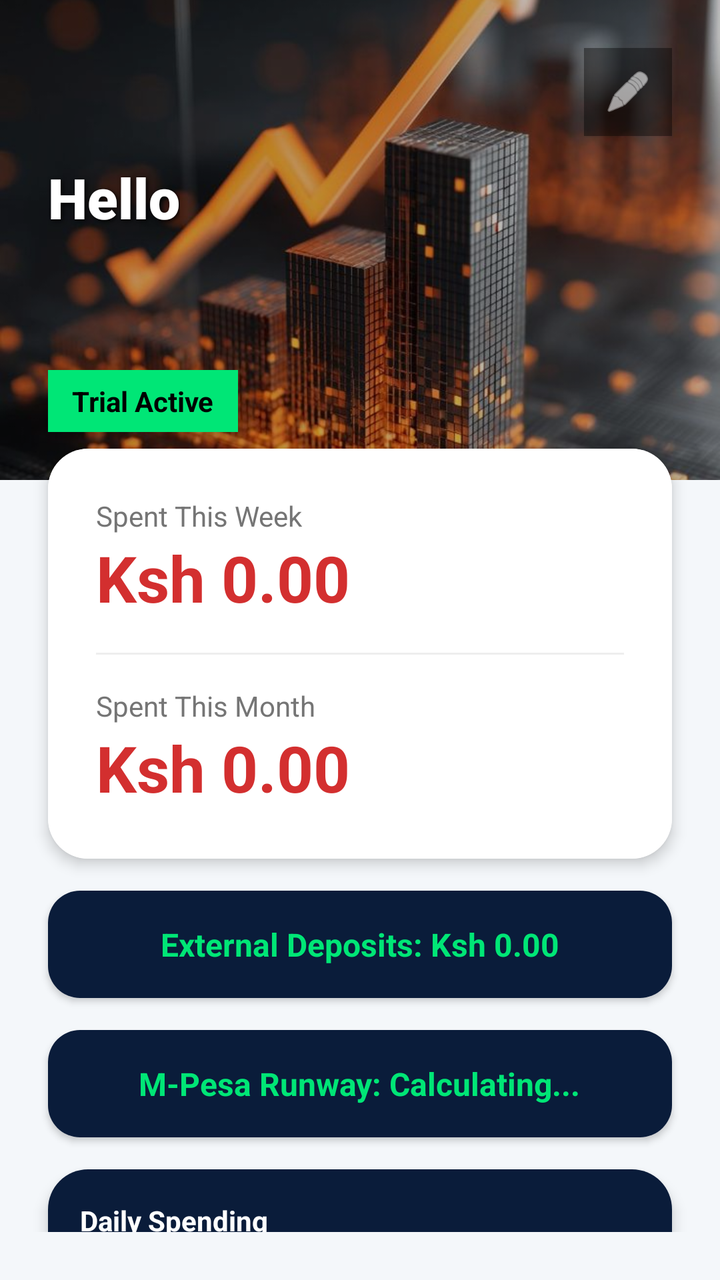
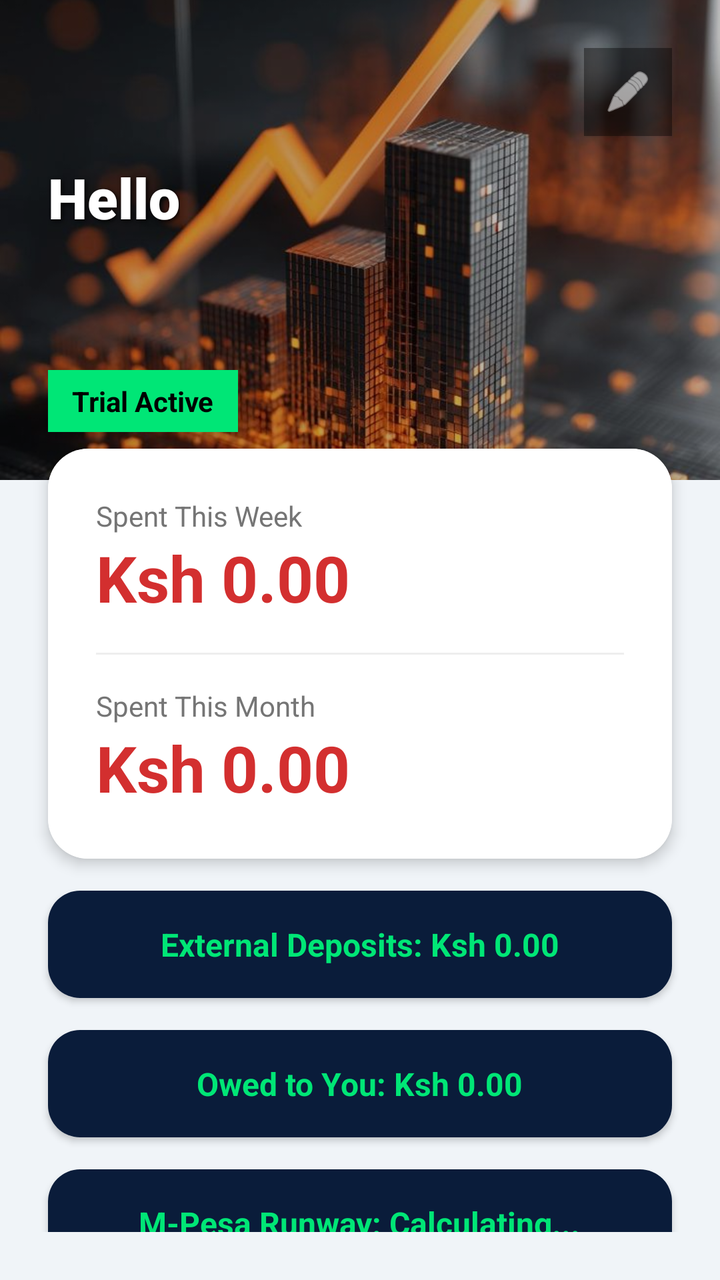

Screens rendered from an Android XML layout before and after an edit, with the pre-edit source and the edit as a unified diff.
<!-- AndroidManifest.xml: application theme Theme.MPesaExpenseTracker -->
<!-- res/layout/fragment_home.xml -->
<?xml version="1.0" encoding="utf-8"?>
<androidx.core.widget.NestedScrollView xmlns:android="http://schemas.android.com/apk/res/android"
    xmlns:app="http://schemas.android.com/apk/res-auto"
    android:layout_width="match_parent"
    android:layout_height="match_parent"
    android:background="#F4F7FA"
    android:paddingBottom="24dp">

    <LinearLayout
        android:layout_width="match_parent"
        android:layout_height="wrap_content"
        android:orientation="vertical">

        
        <FrameLayout
            android:layout_width="match_parent"
            android:layout_height="240dp">
            
            <ImageView
                android:id="@+id/imgHomeBg"
                android:layout_width="match_parent"
                android:layout_height="match_parent"
                android:scaleType="centerCrop"
                android:src="@drawable/bg_home" />
                
            <View
                android:layout_width="match_parent"
                android:layout_height="match_parent"
                android:background="#40000000" />

            <TextView
                android:id="@+id/tvGreeting"
                android:layout_width="wrap_content"
                android:layout_height="wrap_content"
                android:text="Hello"
                android:textColor="#FFFFFF"
                android:textSize="28sp"
                android:fontFamily="sans-serif-black"
                android:textStyle="bold"
                android:layout_marginStart="24dp"
                android:layout_marginTop="80dp"
                android:shadowColor="#000000"
                android:shadowDx="2"
                android:shadowDy="2"
                android:shadowRadius="6"/>
                
            <TextView
                android:id="@+id/tvTrialBadge"
                android:layout_width="wrap_content"
                android:layout_height="wrap_content"
                android:background="#00E676"
                android:paddingHorizontal="12dp"
                android:paddingVertical="6dp"
                android:text="Trial Active"
                android:textColor="#000000"
                android:textStyle="bold"
                android:layout_gravity="bottom"
                android:layout_marginBottom="24dp"
                android:layout_marginStart="24dp"
                android:elevation="4dp"/>

            
            <ImageView
                android:id="@+id/btnThemeColor"
                android:layout_width="44dp"
                android:layout_height="44dp"
                android:padding="10dp"
                android:src="@android:drawable/ic_menu_edit"
                android:background="#66000000"
                app:tint="#FFFFFF"
                android:elevation="4dp"
                android:layout_gravity="top|end"
                android:layout_marginTop="24dp"
                android:layout_marginEnd="24dp" />
        </FrameLayout>

        
        <androidx.cardview.widget.CardView
            android:layout_width="match_parent"
            android:layout_height="wrap_content"
            android:layout_marginHorizontal="24dp"
            android:layout_marginTop="-16dp"
            app:cardCornerRadius="20dp"
            app:cardElevation="4dp"
            android:foreground="?attr/selectableItemBackground">
            <LinearLayout
                android:layout_width="match_parent"
                android:layout_height="wrap_content"
                android:orientation="vertical"
                android:padding="24dp"
                android:background="#FFFFFF">
                <TextView android:layout_width="wrap_content" android:layout_height="wrap_content" android:text="Spent This Week" android:textColor="#757575" android:textSize="14sp"/>
                <TextView android:id="@+id/tvWeekTotal" android:layout_width="wrap_content" android:layout_height="wrap_content" android:text="Ksh 0.00" android:textColor="#D32F2F" android:textSize="32sp" android:textStyle="bold" />
                <View android:layout_width="match_parent" android:layout_height="1dp" android:background="#EEEEEE" android:layout_marginVertical="16dp" />
                <TextView android:layout_width="wrap_content" android:layout_height="wrap_content" android:text="Spent This Month" android:textColor="#757575" android:textSize="14sp"/>
                <TextView android:id="@+id/tvMonthTotal" android:layout_width="wrap_content" android:layout_height="wrap_content" android:text="Ksh 0.00" android:textColor="#D32F2F" android:textSize="32sp" android:textStyle="bold" />
            </LinearLayout>
        </androidx.cardview.widget.CardView>

        
        <androidx.cardview.widget.CardView
            android:layout_width="match_parent"
            android:layout_height="wrap_content"
            android:layout_marginHorizontal="24dp"
            android:layout_marginTop="16dp"
            app:cardCornerRadius="16dp"
            app:cardElevation="2dp"
            android:foreground="?attr/selectableItemBackground">
            <LinearLayout
                android:layout_width="match_parent"
                android:layout_height="wrap_content"
                android:padding="16dp"
                android:gravity="center"
                android:background="#0A1C3A">
                <TextView
                    android:id="@+id/tvExternalDeposits"
                    android:layout_width="wrap_content"
                    android:layout_height="wrap_content"
                    android:text="External Deposits: Ksh 0.00"
                    android:textSize="16sp"
                    android:textStyle="bold"
                    android:textColor="#00E676" />
            </LinearLayout>
        </androidx.cardview.widget.CardView>

        
        <androidx.cardview.widget.CardView
            android:layout_width="match_parent"
            android:layout_height="wrap_content"
            android:layout_marginHorizontal="24dp"
            android:layout_marginTop="16dp"
            app:cardCornerRadius="16dp"
            app:cardElevation="2dp"
            android:foreground="?attr/selectableItemBackground">
            <LinearLayout
                android:layout_width="match_parent"
                android:layout_height="wrap_content"
                android:padding="16dp"
                android:gravity="center"
                android:background="#0A1C3A">
                <TextView
                    android:id="@+id/tvRunway"
                    android:layout_width="wrap_content"
                    android:layout_height="wrap_content"
                    android:text="M-Pesa Runway: Calculating..."
                    android:textSize="16sp"
                    android:textStyle="bold"
                    android:textColor="#00E676" />
            </LinearLayout>
        </androidx.cardview.widget.CardView>

        
        <androidx.cardview.widget.CardView
            android:layout_width="match_parent"
            android:layout_height="wrap_content"
            android:layout_marginHorizontal="24dp"
            android:layout_marginTop="16dp"
            android:layout_marginBottom="24dp"
            app:cardCornerRadius="20dp"
            app:cardElevation="4dp">
            <LinearLayout
                android:layout_width="match_parent"
                android:layout_height="wrap_content"
                android:orientation="vertical"
                android:padding="16dp"
                android:background="#0A1C3A">
                <TextView android:layout_width="wrap_content" android:layout_height="wrap_content" android:text="Daily Spending" android:textColor="#FFFFFF" android:textStyle="bold" android:layout_marginBottom="8dp"/>
                <com.novanest.mpesatracker.BarChartView
                    android:id="@+id/barChart"
                    android:layout_width="match_parent"
                    android:layout_height="180dp" />
            </LinearLayout>
        </androidx.cardview.widget.CardView>

    </LinearLayout>
</androidx.core.widget.NestedScrollView>
<!-- resources referenced by this layout -->
<resources>
  <!-- drawable bg_home: jpg bitmap (drawable, 78848 bytes) -->
  <style name="Theme.MPesaExpenseTracker" parent="Theme.Material3.Light.NoActionBar">
          <item name="colorPrimary">#0A1C3A</item>
          <item name="colorPrimaryDark">#000000</item>
          <item name="colorSecondary">#00E676</item>
          <item name="android:windowBackground">#F0F4F8</item>
          <item name="android:statusBarColor">#0A1C3A</item>
          <item name="android:forceDarkAllowed">false</item>
      </style>
</resources>

<!-- the commit's change to res/layout/fragment_home.xml (unified diff, before → after) -->
@@ -3,7 +3,7 @@
     xmlns:app="http://schemas.android.com/apk/res-auto"
     android:layout_width="match_parent"
     android:layout_height="match_parent"
-    android:background="#F4F7FA"
+    android:background="@android:color/transparent"
     android:paddingBottom="24dp">
 
     <LinearLayout
@@ -11,7 +11,6 @@
         android:layout_height="wrap_content"
         android:orientation="vertical">
 
-        
         <FrameLayout
             android:layout_width="match_parent"
             android:layout_height="240dp">
@@ -59,7 +58,6 @@
                 android:layout_marginStart="24dp"
                 android:elevation="4dp"/>
 
-            
             <ImageView
                 android:id="@+id/btnThemeColor"
                 android:layout_width="44dp"
@@ -139,6 +137,32 @@
                 android:gravity="center"
                 android:background="#0A1C3A">
                 <TextView
+                    android:id="@+id/tvLoansOwed"
+                    android:layout_width="wrap_content"
+                    android:layout_height="wrap_content"
+                    android:text="Owed to You: Ksh 0.00"
+                    android:textSize="16sp"
+                    android:textStyle="bold"
+                    android:textColor="#00E676" />
+            </LinearLayout>
+        </androidx.cardview.widget.CardView>
+
+        
+        <androidx.cardview.widget.CardView
+            android:layout_width="match_parent"
+            android:layout_height="wrap_content"
+            android:layout_marginHorizontal="24dp"
+            android:layout_marginTop="16dp"
+            app:cardCornerRadius="16dp"
+            app:cardElevation="2dp"
+            android:foreground="?attr/selectableItemBackground">
+            <LinearLayout
+                android:layout_width="match_parent"
+                android:layout_height="wrap_content"
+                android:padding="16dp"
+                android:gravity="center"
+                android:background="#0A1C3A">
+                <TextView
                     android:id="@+id/tvRunway"
                     android:layout_width="wrap_content"
                     android:layout_height="wrap_content"
<!-- resource entries referenced after the edit -->
@@ -2,12 +2,16 @@
 <resources>
   <!-- drawable bg_home: jpg bitmap (drawable, 78848 bytes) -->
   <style name="Theme.MPesaExpenseTracker" parent="Theme.Material3.Light.NoActionBar">
-          <item name="colorPrimary">#0A1C3A</item>
-          <item name="colorPrimaryDark">#000000</item>
-          <item name="colorSecondary">#00E676</item>
-          <item name="android:windowBackground">#F0F4F8</item>
-          <item name="android:statusBarColor">#0A1C3A</item>
+          <item name="colorPrimary">@color/royal_blue</item>
+          <item name="colorPrimaryDark">@color/primary_dark</item>
+          <item name="colorSecondary">@color/emerald</item>
+          <item name="android:windowBackground">@color/bg_offwhite</item>
+          <item name="android:statusBarColor">@color/royal_blue</item>
           <item name="android:forceDarkAllowed">false</item>
       </style>
+  <color name="royal_blue">#1A237E</color>
+  <color name="primary_dark">#000000</color>
+  <color name="emerald">#00E676</color>
+  <color name="bg_offwhite">#F0F4F8</color>
 </resources>
 
